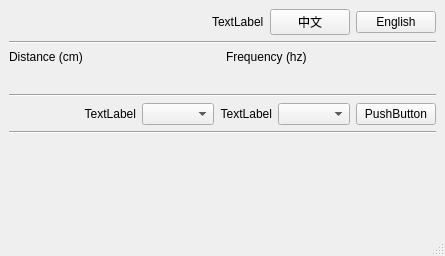
The window that tf03_setup/main_window.ui (codincodee/tf0x_dev) describes before a commit, drawn with Qt 5.
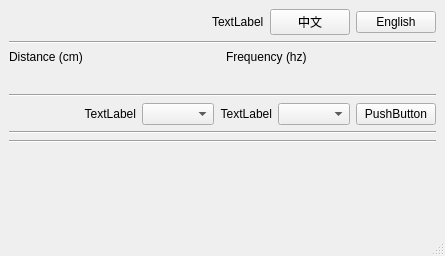
The same window after the commit.

```diff
--- a/tf03_setup/main_window.ui
+++ b/tf03_setup/main_window.ui
@@ -18,6 +18,13 @@
   </property>
   <widget class="QWidget" name="centralwidget">
    <layout class="QGridLayout" name="gridLayout">
+    <item row="7" column="0">
+     <widget class="Line" name="line_4">
+      <property name="orientation">
+       <enum>Qt::Horizontal</enum>
+      </property>
+     </widget>
+    </item>
     <item row="3" column="0">
      <widget class="Line" name="line_3">
       <property name="orientation">
@@ -32,7 +39,7 @@
       </property>
      </widget>
     </item>
-    <item row="7" column="0">
+    <item row="9" column="0">
      <spacer name="verticalSpacer">
       <property name="orientation">
        <enum>Qt::Vertical</enum>
```
Left out of the diff: 21 changed lines with no effect on the pictures.
